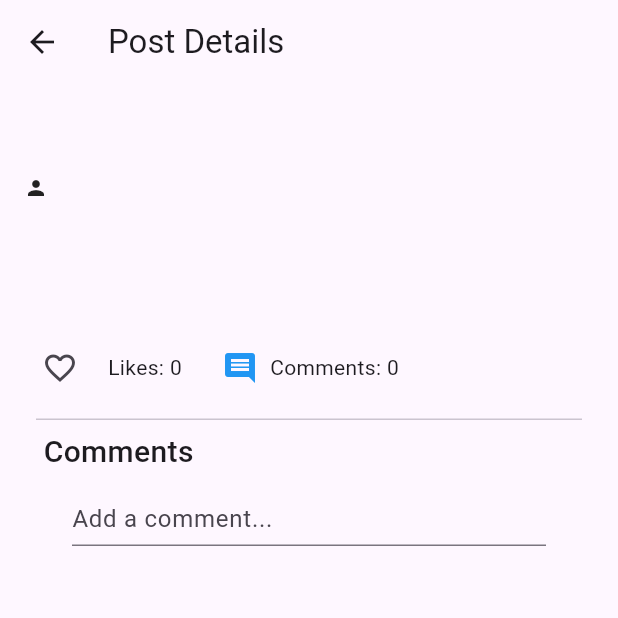
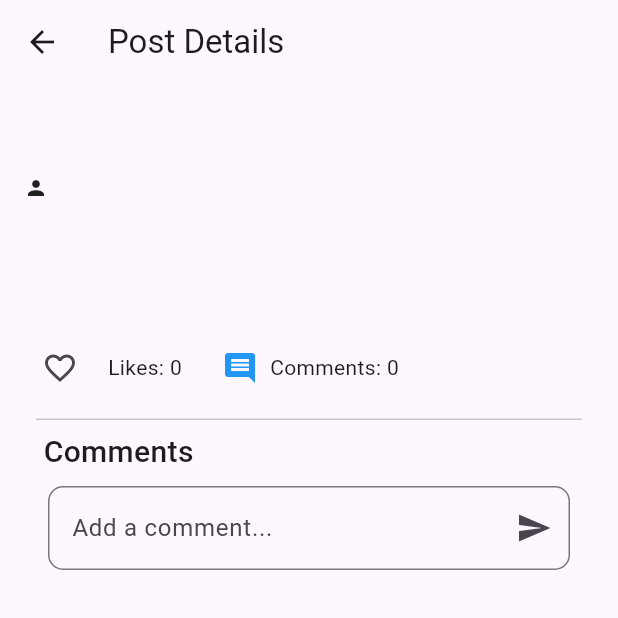
Before and after one commit to Hyakkimaru96/sitproject, a Flutter app: the FullPostDetailsPage screen opened directly with empty values, on a phone screen of 412 x 824 dp, the top half of it. Run offline on Flutter 3.47's test engine with Material 3 defaults, Android fonts, the phone set to English and light mode, and no system bars; our stand-ins replace firebase_core, firebase_messaging, fluttertoast, image_picker, sqflite; accounts and stored records are empty.

Commit message:
:art: Fixed Text Input Field

```diff
--- a/lib/Main Application/post.dart
+++ b/lib/Main Application/post.dart
@@ -691,13 +691,15 @@ class _FullPostDetailsPageState extends State<FullPostDetailsPage> {
                                 fontSize: 20, fontWeight: FontWeight.w500)),
                       ),
                       Padding(
-                        padding: const EdgeInsets.only(left: 24.0, right: 24),
+                        padding: EdgeInsets.all(8),
                         child: TextField(
                           controller: commentController,
                           decoration: InputDecoration(
-                            contentPadding: EdgeInsets.symmetric(vertical: 0.0),
+                            border: OutlineInputBorder(
+                                borderRadius:
+                                    BorderRadius.all(Radius.circular(10))),
                             hintText: 'Add a comment...',
-                            suffix: IconButton(
+                            suffixIcon: IconButton(
                               onPressed: () {
                                 String newComment =
                                     commentController.text.trim();
@@ -720,9 +722,6 @@ class _FullPostDetailsPageState extends State<FullPostDetailsPage> {
                             ),
                           ),
                         ),
-                      ),
-                      SizedBox(
-                        height: 8,
                       ),
                       ListView.builder(
                         shrinkWrap: true,
```
